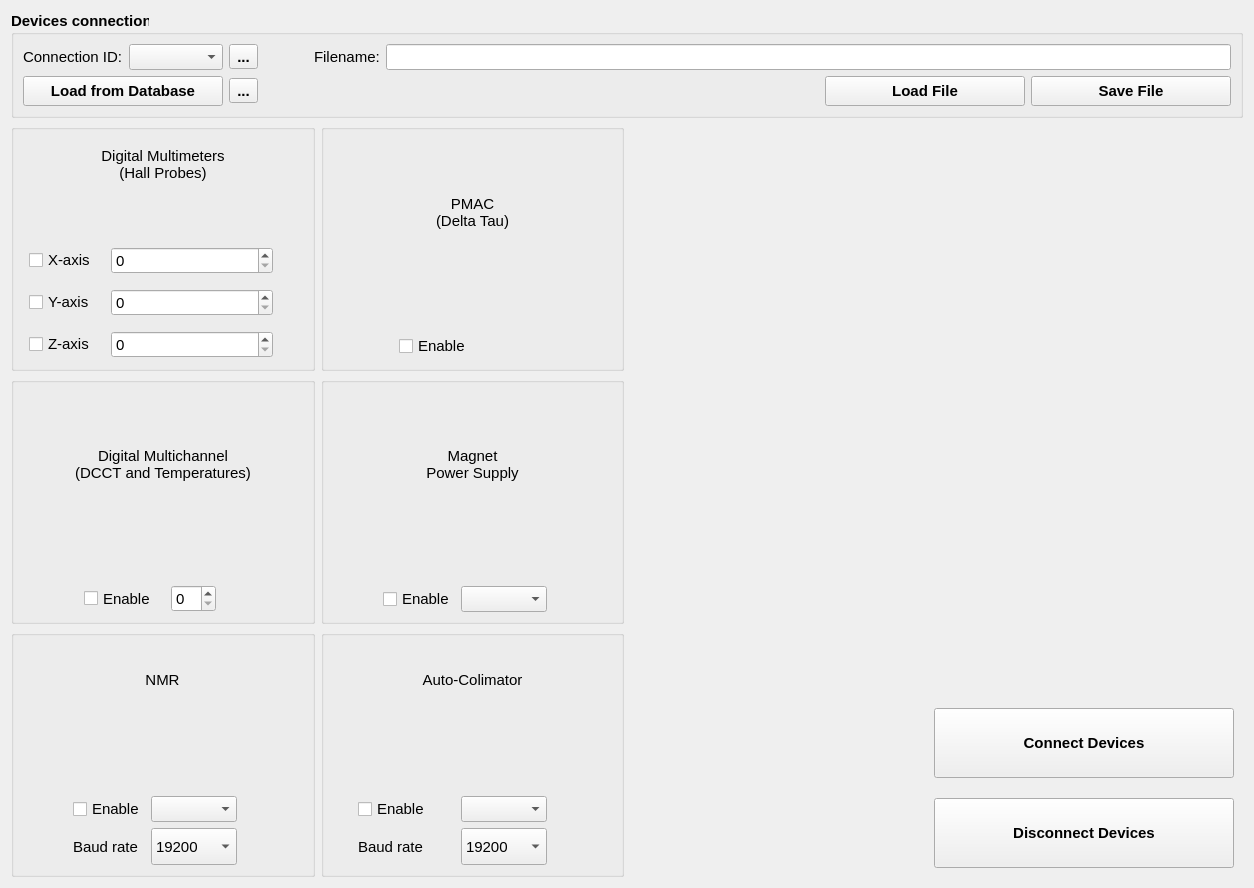
The window that hallbench/gui/ui/connectionwidget.ui (lnls-ima/hall-bench-control) describes before a commit, drawn with Qt 5.
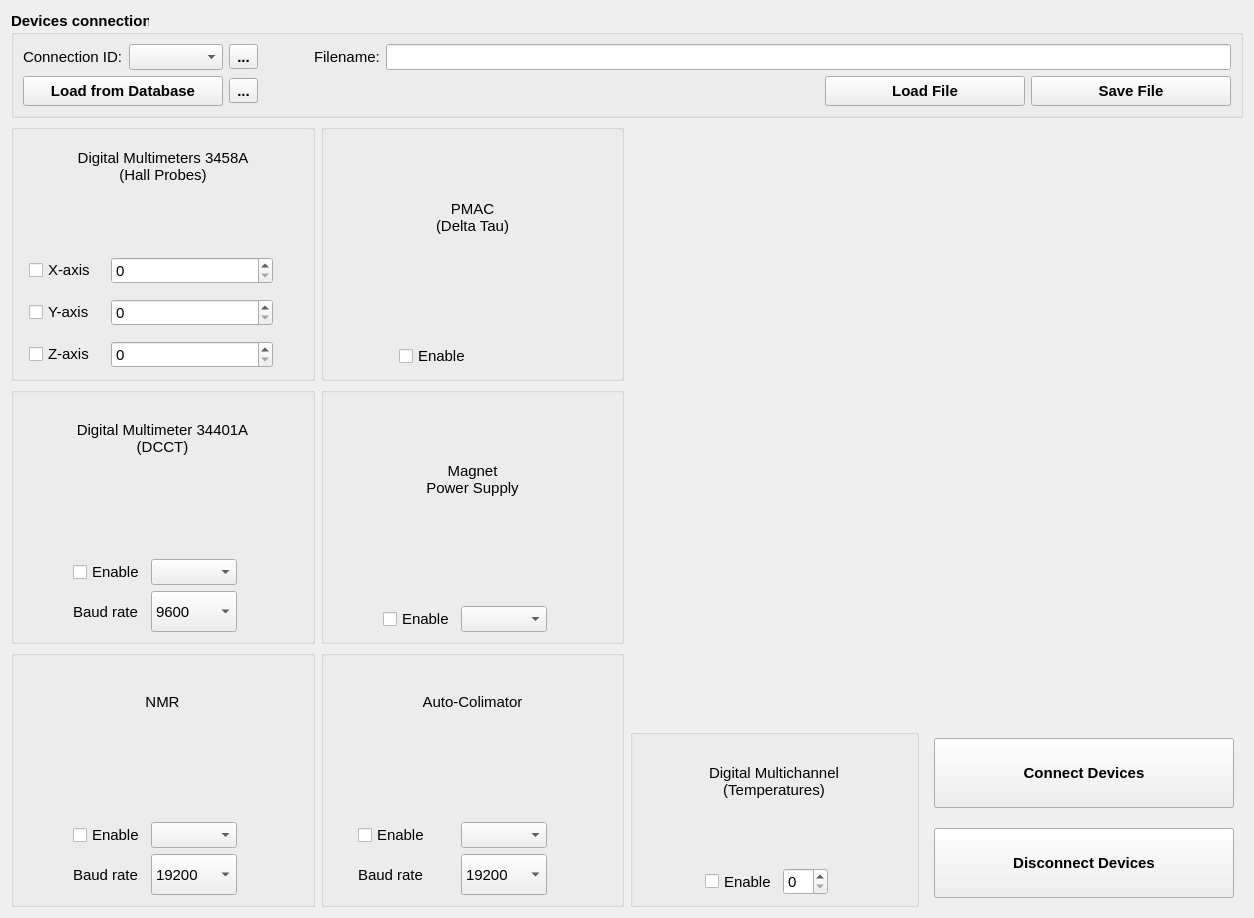
The same window after the commit. Icons and pictures are not drawn.

Commit message: Adding DCCT multimeter to connection widget

```diff
--- a/hallbench/gui/ui/connectionwidget.ui
+++ b/hallbench/gui/ui/connectionwidget.ui
@@ -7,7 +7,7 @@
     <x>0</x>
     <y>0</y>
     <width>1254</width>
-    <height>888</height>
+    <height>918</height>
    </rect>
   </property>
   <property name="font">
@@ -863,7 +863,7 @@
         <item row="0" column="0">
          <widget class="QLabel" name="label_6">
           <property name="text">
-           <string>Digital Multimeters
+           <string>Digital Multimeters 3458A
 (Hall Probes)</string>
           </property>
           <property name="alignment">
@@ -877,125 +877,6 @@
        <zorder>label_6</zorder>
       </widget>
      </item>
-     <item row="1" column="0">
-      <widget class="QGroupBox" name="groupBox_4">
-       <property name="sizePolicy">
-        <sizepolicy hsizetype="Preferred" vsizetype="Preferred">
-         <horstretch>0</horstretch>
-         <verstretch>0</verstretch>
-        </sizepolicy>
-       </property>
-       <property name="minimumSize">
-        <size>
-         <width>230</width>
-         <height>0</height>
-        </size>
-       </property>
-       <property name="title">
-        <string/>
-       </property>
-       <layout class="QGridLayout" name="gridLayout_9">
-        <item row="0" column="0">
-         <widget class="QLabel" name="label_7">
-          <property name="text">
-           <string>Digital Multichannel
-(DCCT and Temperatures)</string>
-          </property>
-          <property name="alignment">
-           <set>Qt::AlignCenter</set>
-          </property>
-         </widget>
-        </item>
-        <item row="3" column="0">
-         <layout class="QGridLayout" name="gridLayout_4">
-          <item row="0" column="2">
-           <widget class="QLabel" name="multich_led_la">
-            <property name="enabled">
-             <bool>false</bool>
-            </property>
-            <property name="sizePolicy">
-             <sizepolicy hsizetype="Fixed" vsizetype="Fixed">
-              <horstretch>0</horstretch>
-              <verstretch>0</verstretch>
-             </sizepolicy>
-            </property>
-            <property name="text">
-             <string/>
-            </property>
-            <property name="pixmap">
-             <pixmap>../../resources/img/led.png</pixmap>
-            </property>
-            <property name="scaledContents">
-             <bool>true</bool>
-            </property>
-            <property name="alignment">
-             <set>Qt::AlignCenter</set>
-            </property>
-           </widget>
-          </item>
-          <item row="0" column="0">
-           <widget class="QCheckBox" name="multich_enable_chb">
-            <property name="sizePolicy">
-             <sizepolicy hsizetype="Maximum" vsizetype="Preferred">
-              <horstretch>0</horstretch>
-              <verstretch>0</verstretch>
-             </sizepolicy>
-            </property>
-            <property name="text">
-             <string>Enable</string>
-            </property>
-           </widget>
-          </item>
-          <item row="0" column="1">
-           <widget class="QSpinBox" name="multich_address_sb">
-            <property name="sizePolicy">
-             <sizepolicy hsizetype="Maximum" vsizetype="Fixed">
-              <horstretch>0</horstretch>
-              <verstretch>0</verstretch>
-             </sizepolicy>
-            </property>
-           </widget>
-          </item>
-         </layout>
-        </item>
-        <item row="2" column="0">
-         <spacer name="verticalSpacer_4">
-          <property name="orientation">
-           <enum>Qt::Vertical</enum>
-          </property>
-          <property name="sizeType">
-           <enum>QSizePolicy::Fixed</enum>
-          </property>
-          <property name="sizeHint" stdset="0">
-           <size>
-            <width>20</width>
-            <height>20</height>
-           </size>
-          </property>
-         </spacer>
-        </item>
-        <item row="1" column="0">
-         <widget class="QLabel" name="label_10">
-          <property name="sizePolicy">
-           <sizepolicy hsizetype="Fixed" vsizetype="Fixed">
-            <horstretch>0</horstretch>
-            <verstretch>0</verstretch>
-           </sizepolicy>
-          </property>
-          <property name="text">
-           <string/>
-          </property>
-          <property name="pixmap">
-           <pixmap>../../resources/img/34970A.png</pixmap>
-          </property>
-          <property name="scaledContents">
-           <bool>true</bool>
-          </property>
-         </widget>
-        </item>
-       </layout>
-      </widget>
-     </item>
      <item row="1" column="1">
       <widget class="QGroupBox" name="groupBox_8">
        <property name="enabled">
@@ -1119,6 +1000,168 @@
        </layout>
       </widget>
      </item>
+     <item row="1" column="0">
+      <widget class="QGroupBox" name="groupBox_9">
+       <property name="enabled">
+        <bool>true</bool>
+       </property>
+       <property name="title">
+        <string/>
+       </property>
+       <layout class="QGridLayout" name="gridLayout_17">
+        <property name="bottomMargin">
+         <number>9</number>
+        </property>
+        <item row="2" column="0">
+         <layout class="QGridLayout" name="gridLayout_18">
+          <item row="0" column="2">
+           <widget class="QLabel" name="dcct_led_la">
+            <property name="enabled">
+             <bool>false</bool>
+            </property>
+            <property name="sizePolicy">
+             <sizepolicy hsizetype="Fixed" vsizetype="Fixed">
+              <horstretch>0</horstretch>
+              <verstretch>0</verstretch>
+             </sizepolicy>
+            </property>
+            <property name="text">
+             <string/>
+            </property>
+            <property name="pixmap">
+             <pixmap>../../resources/img/led.png</pixmap>
+            </property>
+            <property name="scaledContents">
+             <bool>true</bool>
+            </property>
+            <property name="alignment">
+             <set>Qt::AlignCenter</set>
+            </property>
+           </widget>
+          </item>
+          <item row="0" column="0">
+           <widget class="QCheckBox" name="dcct_enable_chb">
+            <property name="sizePolicy">
+             <sizepolicy hsizetype="Maximum" vsizetype="Preferred">
+              <horstretch>0</horstretch>
+              <verstretch>0</verstretch>
+             </sizepolicy>
+            </property>
+            <property name="text">
+             <string>Enable</string>
+            </property>
+           </widget>
+          </item>
+          <item row="0" column="1">
+           <widget class="QComboBox" name="dcct_port_cmb">
+            <property name="sizePolicy">
+             <sizepolicy hsizetype="Maximum" vsizetype="Preferred">
+              <horstretch>0</horstretch>
+              <verstretch>0</verstretch>
+             </sizepolicy>
+            </property>
+           </widget>
+          </item>
+          <item row="1" column="0">
+           <widget class="QLabel" name="label_20">
+            <property name="sizePolicy">
+             <sizepolicy hsizetype="Maximum" vsizetype="Preferred">
+              <horstretch>0</horstretch>
+              <verstretch>0</verstretch>
+             </sizepolicy>
+            </property>
+            <property name="text">
+             <string>Baud rate</string>
+            </property>
+           </widget>
+          </item>
+          <item row="1" column="1">
+           <widget class="QComboBox" name="dcct_baudrate_cmb">
+            <property name="sizePolicy">
+             <sizepolicy hsizetype="Preferred" vsizetype="Preferred">
+              <horstretch>0</horstretch>
+              <verstretch>0</verstretch>
+             </sizepolicy>
+            </property>
+            <property name="currentIndex">
+             <number>5</number>
+            </property>
+            <item>
+             <property name="text">
+              <string>300</string>
+             </property>
+            </item>
+            <item>
+             <property name="text">
+              <string>600</string>
+             </property>
+            </item>
+            <item>
+             <property name="text">
+              <string>1200</string>
+             </property>
+            </item>
+            <item>
+             <property name="text">
+              <string>2400</string>
+             </property>
+            </item>
+            <item>
+             <property name="text">
+              <string>4800</string>
+             </property>
+            </item>
+            <item>
+             <property name="text">
+              <string>9600</string>
+             </property>
+            </item>
+            <item>
+             <property name="text">
+              <string>19200</string>
+             </property>
+            </item>
+           </widget>
+          </item>
+         </layout>
+        </item>
+        <item row="1" column="0">
+         <layout class="QHBoxLayout" name="horizontalLayout_8">
+          <item alignment="Qt::AlignHCenter|Qt::AlignVCenter">
+           <widget class="QLabel" name="label_21">
+            <property name="sizePolicy">
+             <sizepolicy hsizetype="Fixed" vsizetype="Fixed">
+              <horstretch>0</horstretch>
+              <verstretch>0</verstretch>
+             </sizepolicy>
+            </property>
+            <property name="text">
+             <string/>
+            </property>
+            <property name="pixmap">
+             <pixmap>../../resources/img/34401a.png</pixmap>
+            </property>
+            <property name="scaledContents">
+             <bool>true</bool>
+            </property>
+           </widget>
+          </item>
+         </layout>
+        </item>
+        <item row="0" column="0">
+         <widget class="QLabel" name="label_22">
+          <property name="text">
+           <string>Digital Multimeter 34401A
+(DCCT)</string>
+          </property>
+          <property name="alignment">
+           <set>Qt::AlignCenter</set>
+          </property>
+         </widget>
+        </item>
+       </layout>
+      </widget>
+     </item>
     </layout>
    </item>
    <item row="1" column="1">
@@ -1193,6 +1236,125 @@
        </item>
       </layout>
      </item>
+     <item row="1" column="0">
+      <widget class="QGroupBox" name="groupBox_4">
+       <property name="sizePolicy">
+        <sizepolicy hsizetype="Preferred" vsizetype="Preferred">
+         <horstretch>0</horstretch>
+         <verstretch>0</verstretch>
+        </sizepolicy>
+       </property>
+       <property name="minimumSize">
+        <size>
+         <width>230</width>
+         <height>0</height>
+        </size>
+       </property>
+       <property name="title">
+        <string/>
+       </property>
+       <layout class="QGridLayout" name="gridLayout_9">
+        <item row="3" column="0">
+         <layout class="QGridLayout" name="gridLayout_4">
+          <item row="0" column="2">
+           <widget class="QLabel" name="multich_led_la">
+            <property name="enabled">
+             <bool>false</bool>
+            </property>
+            <property name="sizePolicy">
+             <sizepolicy hsizetype="Fixed" vsizetype="Fixed">
+              <horstretch>0</horstretch>
+              <verstretch>0</verstretch>
+             </sizepolicy>
+            </property>
+            <property name="text">
+             <string/>
+            </property>
+            <property name="pixmap">
+             <pixmap>../../resources/img/led.png</pixmap>
+            </property>
+            <property name="scaledContents">
+             <bool>true</bool>
+            </property>
+            <property name="alignment">
+             <set>Qt::AlignCenter</set>
+            </property>
+           </widget>
+          </item>
+          <item row="0" column="0">
+           <widget class="QCheckBox" name="multich_enable_chb">
+            <property name="sizePolicy">
+             <sizepolicy hsizetype="Maximum" vsizetype="Preferred">
+              <horstretch>0</horstretch>
+              <verstretch>0</verstretch>
+             </sizepolicy>
+            </property>
+            <property name="text">
+             <string>Enable</string>
+            </property>
+           </widget>
+          </item>
+          <item row="0" column="1">
+           <widget class="QSpinBox" name="multich_address_sb">
+            <property name="sizePolicy">
+             <sizepolicy hsizetype="Maximum" vsizetype="Fixed">
+              <horstretch>0</horstretch>
+              <verstretch>0</verstretch>
+             </sizepolicy>
+            </property>
+           </widget>
+          </item>
+         </layout>
+        </item>
+        <item row="2" column="0">
+         <spacer name="verticalSpacer_4">
+          <property name="orientation">
+           <enum>Qt::Vertical</enum>
+          </property>
+          <property name="sizeType">
+           <enum>QSizePolicy::Fixed</enum>
+          </property>
+          <property name="sizeHint" stdset="0">
+           <size>
+            <width>20</width>
+            <height>20</height>
+           </size>
+          </property>
+         </spacer>
+        </item>
+        <item row="1" column="0">
+         <widget class="QLabel" name="label_10">
+          <property name="sizePolicy">
+           <sizepolicy hsizetype="Fixed" vsizetype="Fixed">
+            <horstretch>0</horstretch>
+            <verstretch>0</verstretch>
+           </sizepolicy>
+          </property>
+          <property name="text">
+           <string/>
+          </property>
+          <property name="pixmap">
+           <pixmap>../../resources/img/34970A.png</pixmap>
+          </property>
+          <property name="scaledContents">
+           <bool>true</bool>
+          </property>
+         </widget>
+        </item>
+        <item row="0" column="0">
+         <widget class="QLabel" name="label_7">
+          <property name="text">
+           <string>Digital Multichannel
+(Temperatures)</string>
+          </property>
+          <property name="alignment">
+           <set>Qt::AlignCenter</set>
+          </property>
+         </widget>
+        </item>
+       </layout>
+      </widget>
+     </item>
     </layout>
    </item>
   </layout>
```
The commit also changes 6 other files.
